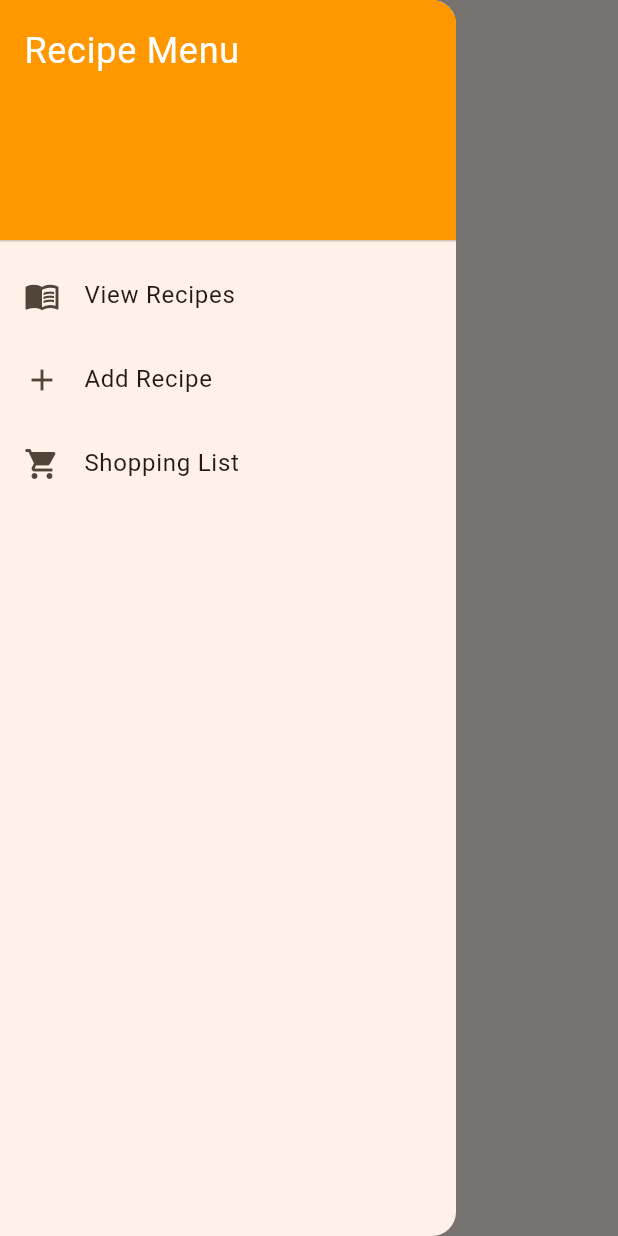
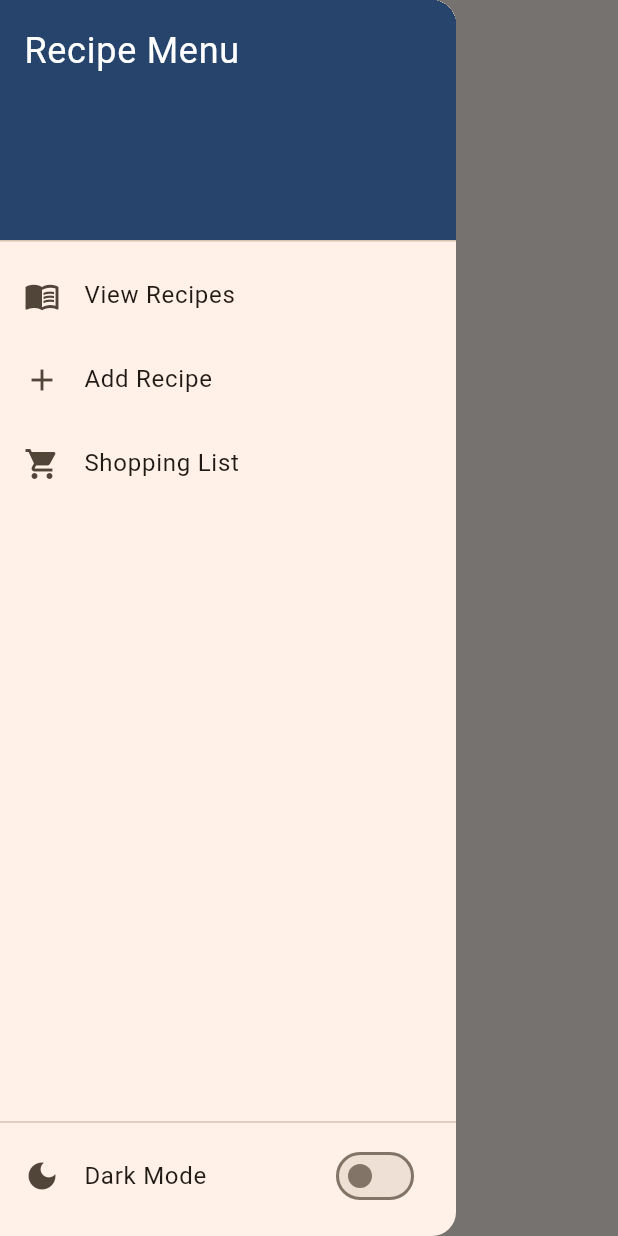
Before and after one commit to cassandrakgomez/flutter-reciepebook-app, a Flutter app: the screen it shows after launch, with the side drawer open, on a phone screen of 412 x 824 dp. Run offline on Flutter 3.47's test engine with Material 3 defaults, Android fonts, the phone set to English and light mode, and no system bars.

Commit message:
Added Shopping List and Light/Dark mode

```diff
--- a/lib/drawer.dart
+++ b/lib/drawer.dart
@@ -2,18 +2,29 @@ import 'package:flutter/material.dart';
 
 enum PageID { view, add, shopping }
 
-Widget appDrawer(BuildContext context, void Function(int) onSelect) {
+Widget appDrawer(
+  BuildContext context,
+  void Function(int) onSelect, {
+  required bool isDarkMode,
+  required VoidCallback onToggleTheme,
+}) {
   return Drawer(
-    child: ListView(
-      padding: EdgeInsets.zero,
+    child: Column(
       children: [
         const DrawerHeader(
-          decoration: BoxDecoration(color: Colors.orange),
+          decoration: BoxDecoration(color: Color(0xff27456c)),
+          child: Align(
+            alignment: Alignment.topLeft,
             child: Text(
               'Recipe Menu',
               style: TextStyle(color: Colors.white, fontSize: 24),
             ),
           ),
+        ),
+        Expanded(
+          child: ListView(
+            padding: EdgeInsets.zero,
+            children: [
               ListTile(
                 leading: const Icon(Icons.menu_book),
                 title: const Text('View Recipes'),
@@ -31,5 +42,19 @@ Widget appDrawer(BuildContext context, void Function(int) onSelect) {
               ),
             ],
           ),
+        ),
+        const Divider(),
+        // Dark Mode Toggle
+        ListTile(
+          leading: const Icon(Icons.dark_mode),
+          title: const Text('Dark Mode'),
+          trailing: Switch(
+            value: isDarkMode,
+            onChanged: (_) => onToggleTheme(),
+          ),
+        ),
+        const SizedBox(height: 12),
+      ],
+    ),
   );
 }
--- a/lib/main.dart
+++ b/lib/main.dart
@@ -5,7 +5,6 @@ import 'view_recipes_page.dart';
 import 'add_recipe_page.dart';
 import 'shopping_list_page.dart';
 
-// Shared recipe model
 class Recipe {
   String name;
   String instructions;
@@ -22,8 +21,15 @@ void main() {
   runApp(const RecipeApp());
 }
 
-class RecipeApp extends StatelessWidget {
+class RecipeApp extends StatefulWidget {
   const RecipeApp({super.key});
+
+  @override
+  State<RecipeApp> createState() => _RecipeAppState();
+}
+
+class _RecipeAppState extends State<RecipeApp> {
+  bool _isDarkMode = false;
 
   @override
   Widget build(BuildContext context) {
@@ -32,14 +38,30 @@ class RecipeApp extends StatelessWidget {
       debugShowCheckedModeBanner: false,
       theme: ThemeData(
         colorScheme: ColorScheme.fromSeed(seedColor: Colors.orange),
+        brightness: Brightness.light,
       ),
-      home: const RecipeScaffold(),
+      darkTheme: ThemeData(
+        colorScheme: ColorScheme.fromSeed(seedColor: Colors.orange, brightness: Brightness.dark),
+        brightness: Brightness.dark,
+      ),
+      themeMode: _isDarkMode ? ThemeMode.dark : ThemeMode.light,
+      home: RecipeScaffold(
+        isDarkMode: _isDarkMode,
+        onToggleTheme: () => setState(() => _isDarkMode = !_isDarkMode),
+      ),
     );
   }
 }
 
 class RecipeScaffold extends StatefulWidget {
-  const RecipeScaffold({super.key});
+  final bool isDarkMode;
+  final VoidCallback onToggleTheme;
+
+  const RecipeScaffold({
+    super.key,
+    required this.isDarkMode,
+    required this.onToggleTheme,
+  });
 
   @override
   State<RecipeScaffold> createState() => _RecipeScaffoldState();
@@ -48,35 +70,62 @@ class RecipeScaffold extends StatefulWidget {
 class _RecipeScaffoldState extends State<RecipeScaffold> {
   int _selectedIndex = 0;
   final List<Recipe> _recipes = [];
+  final Map<String, int> _cart = {};
 
   void _selectPage(int index) => setState(() => _selectedIndex = index);
 
-  void _addRecipe(Recipe recipe) {
-    setState(() {
-      _recipes.add(recipe);
-    });
-  }
+  void _addRecipe(Recipe recipe) => setState(() => _recipes.add(recipe));
 
-  void _deleteRecipe(int index) {
-    setState(() {
-      _recipes.removeAt(index);
-    });
+  void _deleteRecipe(int index) => setState(() {
+        _cart.remove(_recipes[index].name);
+        _recipes.removeAt(index);
+      });
+
+  void _addToCart(String recipeName) =>
+      setState(() => _cart.update(recipeName, (qty) => qty + 1, ifAbsent: () => 1));
+
+  void _removeFromCart(String recipeName) => setState(() {
+        if (_cart.containsKey(recipeName)) {
+          if (_cart[recipeName]! > 1) {
+            _cart[recipeName] = _cart[recipeName]! - 1;
+          } else {
+            _cart.remove(recipeName);
+          }
+        }
+      });
+
+  Map<String, List<String>> _generateShoppingList() {
+    final Map<String, List<String>> shoppingList = {};
+    for (var recipe in _recipes) {
+      if (_cart.containsKey(recipe.name)) {
+        shoppingList[recipe.name] = recipe.ingredients;
+      }
+    }
+    return shoppingList;
   }
 
   @override
   Widget build(BuildContext context) {
     final pages = [
-      ViewRecipesPage(
+      ViewRecipesPage(recipes: _recipes, onDelete: _deleteRecipe),
+      AddRecipePage(onAddRecipe: _addRecipe),
+      ShoppingListPage(
         recipes: _recipes,
-        onDelete: _deleteRecipe,
+        cart: _cart,
+        onAdd: _addToCart,
+        onRemove: _removeFromCart,
+        generateShoppingList: _generateShoppingList,
       ),
-      AddRecipePage(onAddRecipe: _addRecipe),
-      const ShoppingListPage(),
     ];
 
     return Scaffold(
       appBar: AppBar(title: const Text('My Recipe Book')),
-      drawer: appDrawer(context, _selectPage),
+      drawer: appDrawer(
+        context,
+        _selectPage,
+        isDarkMode: widget.isDarkMode,
+        onToggleTheme: widget.onToggleTheme,
+      ),
       body: IndexedStack(index: _selectedIndex, children: pages),
     );
   }
```
Also changed, not shown: lib/shopping_list_page.dart (+82 -3 lines). Lines whose indentation alone changed are shown as unchanged.
